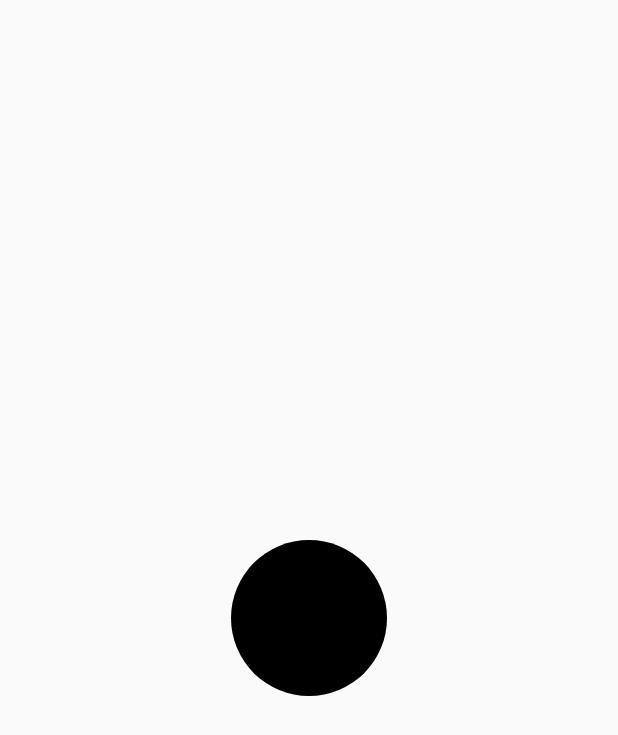
After one commit to Matthew-Chamberlain/Computer-Science-Project, an Android app: the layout canvas_view.xml on its own in the app's theme, with its tools: preview values and no code run, on a phone screen of 412 x 824 dp. The commit adds this screen. Shown: the top 735 px of the screen. Run offline under Robolectric (Android 15) with nearby library versions, the phone set to English and light mode, and no system bars.

Commit message:
added basic main menu and canvas screen with button that links them

```diff
--- /dev/null
+++ b/Project/app/src/main/java/com/example/paint/CanvasView.java
@@ -0,0 +1,64 @@
+package com.example.paint;
+
+import androidx.annotation.Nullable;
+import android.content.Context;
+import android.graphics.Bitmap;
+import android.graphics.Canvas;
+import android.graphics.Color;
+import android.graphics.Paint;
+import android.graphics.Path;
+import android.graphics.Point;
+
+import android.os.Bundle;
+import android.util.AttributeSet;
+import android.view.View;
+
+
+import java.util.HashMap;
+
+public class CanvasView extends View {
+
+    public static final float TOUCH_TOLERANCE = 10;
+
+    private Bitmap bitmap;
+    private Canvas bitmapCanvas;
+    private Paint paintToScreen;
+    private Paint paintLine;
+    private HashMap<Integer, Path> pathMap;
+    private HashMap<Integer, Point> previousPointMap;
+
+
+    public CanvasView(Context context, @Nullable AttributeSet attrs)
+    {
+        super(context, attrs);
+        paintToScreen = new Paint();
+        paintLine = new Paint();
+        pathMap = new HashMap<>();
+        previousPointMap = new HashMap<>();
+        setup();
+    }
+
+    private void setup()
+    {
+        paintLine.setAntiAlias(true);
+        paintLine.setColor(Color.BLACK);
+        paintLine.setStrokeWidth(7);
+        paintLine.setStrokeCap(Paint.Cap.ROUND);
+    }
+
+    @Override
+    protected void onSizeChanged(int w, int h, int oldw, int oldh)
+    {
+        bitmap = Bitmap.createBitmap(getWidth(), getHeight(), Bitmap.Config.ARGB_8888);
+        bitmapCanvas = new Canvas(bitmap);
+        bitmap.eraseColor(Color.WHITE);
+    }
+
+    @Override
+    protected void onDraw(Canvas canvas)
+    {
+        super.onDraw(canvas);
+        canvas.drawCircle(getMeasuredWidth()/2, getMeasuredHeight()/2, 78, paintLine);
+    }
+
+}
--- /dev/null
+++ b/Project/app/src/main/res/layout/canvas_view.xml
@@ -0,0 +1,7 @@
+<?xml version="1.0" encoding="utf-8"?>
+<com.example.paint.CanvasView
+    xmlns:android="http://schemas.android.com/apk/res/android"
+    android:layout_width="match_parent"
+    android:layout_height="match_parent">
+
+</com.example.paint.CanvasView>
```
Also changed, not shown: Project/app/src/main/java/com/example/paint/MainActivity.java (+28 -0 lines), Project/app/src/main/res/layout/activity_main.xml (+47 -5 lines).
